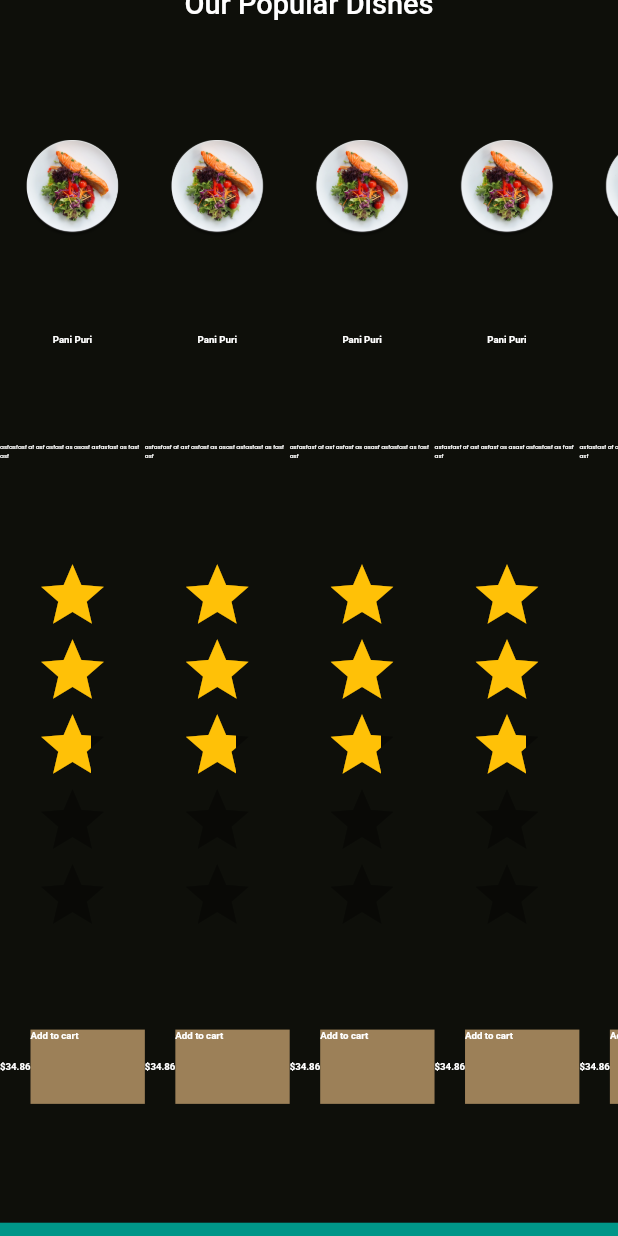
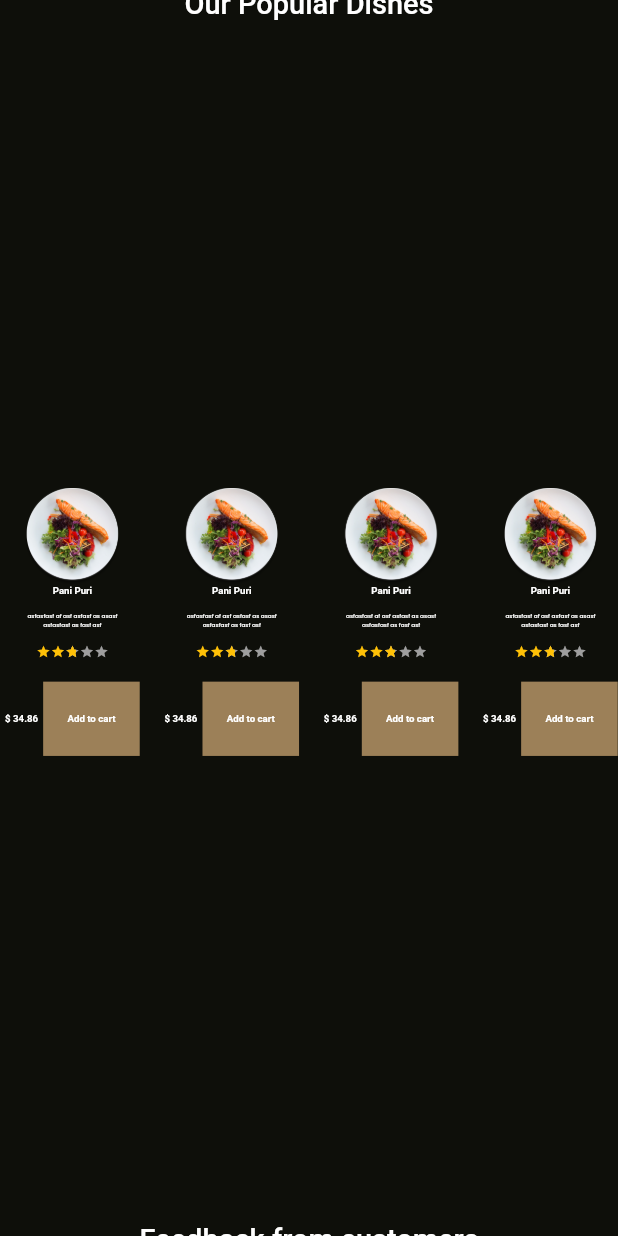
Before and after one commit to nishan-rasheed/restaurent_web, a Flutter app: the screen it shows after launch, scrolled down 1728 dp, on a phone screen of 412 x 824 dp. Run offline on Flutter 3.47's test engine with Material 2 defaults, Android fonts, the light colour scheme and no system bars; drawn by our look-alikes of flutter_animate, flutter_rating_bar; our stand-ins replace flutter_screenutil, flutter_svg, google_fonts.

Commit message:
new pagr

```diff
--- a/lib/modules/dash_view/view/screens/dash_screen.dart
+++ b/lib/modules/dash_view/view/screens/dash_screen.dart
@@ -1,6 +1,7 @@
 import 'package:flutter/gestures.dart';
 import 'package:flutter/material.dart';
 import 'package:google_fonts/google_fonts.dart';
+import 'package:restaurent_web/modules/feedback/view/screens/feedback_screen.dart';
 import 'package:restaurent_web/modules/home/view/screens/home_screen.dart';
 import 'package:restaurent_web/modules/products_view/view/screens/products_screen.dart';
 import 'package:restaurent_web/modules/services/view/screens/services_screen.dart';
@@ -28,7 +29,7 @@ class DashScreens extends StatelessWidget {
           HomeScreen(controller: pageController,),
           const ServicesScreen(),
           const ProductScreen(),
-          Container(height: maxHeight,width: maxWidth,color: Colors.teal,),
+          FeedBackScreen(),
         ],
       )
     );
--- /dev/null
+++ b/lib/modules/feedback/controller/controller.dart
@@ -0,0 +1 @@
+//
--- /dev/null
+++ b/lib/modules/feedback/model/model.dart
@@ -0,0 +1 @@
+//
--- /dev/null
+++ b/lib/modules/feedback/view/screens/feedback_screen.dart
@@ -0,0 +1,36 @@
+import 'package:flutter/material.dart';
+import 'package:flutter_screenutil/flutter_screenutil.dart';
+import 'package:flutter_svg/flutter_svg.dart';
+import 'package:restaurent_web/utils/constants/app_assets.dart';
+import 'package:restaurent_web/utils/constants/app_icons.dart';
+import 'package:restaurent_web/utils/constants/app_styles.dart';
+import 'package:restaurent_web/utils/constants/common_text.dart';
+
+class FeedBackScreen extends StatelessWidget {
+  const FeedBackScreen({Key? key}) : super(key: key);
+
+  @override
+  Widget build(BuildContext context) {
+    return Scaffold(
+      body: Column(
+        children: [
+          CommonText(text: 'Feedback from customers',
+          textStyle: AppStyles.stHeading,),
+          Expanded(
+            child: Center(
+              child: Row(
+                children: [
+                  Image.asset(AppAssets.dpImage,
+                  height: 150.h,width: 150.h,
+                  fit: BoxFit.cover,
+                  ),
+
+                  SvgPicture.asset(AppIcons.splashBox)
+                ],
+              ),
+            ))
+        ],
+      ),
+    );
+  }
+}
--- a/lib/modules/home/view/screens/home_screen.dart
+++ b/lib/modules/home/view/screens/home_screen.dart
@@ -20,7 +20,7 @@ class HomeScreen extends StatelessWidget {
       Container(
 
         padding:  EdgeInsets.symmetric(horizontal: 50.w,vertical: 50.h),
-        decoration: BoxDecoration(
+        decoration:const BoxDecoration(
           image: DecorationImage(image: AssetImage(AppAssets.backgroundImage),
           fit: BoxFit.cover
           )
@@ -36,10 +36,20 @@ class HomeScreen extends StatelessWidget {
                   child: CommonText(text: 'Home',
                   textStyle: AppStyles.st12500,),
                 ),
-                CommonText(text: 'Services',
-                textStyle: AppStyles.st12500,),
-                CommonText(text: 'Dishes',
-                textStyle: AppStyles.st12500,),
+                InkWell(
+                  onTap: () {
+                  controller?.animateToPage(1, duration:const Duration(milliseconds: 600), curve: Curves.easeIn);
+                  },
+                  child: CommonText(text: 'Services',
+                  textStyle: AppStyles.st12500,),
+                ),
+                InkWell(
+                  onTap: () {
+                    controller?.animateToPage(2, duration:const Duration(milliseconds: 600), curve: Curves.easeIn);
+                  },
+                  child: CommonText(text: 'Dishes',
+                  textStyle: AppStyles.st12500,),
+                ),
                 CommonText(text: 'Feedbacks',
                 textStyle: AppStyles.st12500,),
               ],
--- a/lib/modules/products_view/view/screens/products_screen.dart
+++ b/lib/modules/products_view/view/screens/products_screen.dart
@@ -1,8 +1,10 @@
 import 'package:flutter/material.dart';
+import 'package:flutter_animate/flutter_animate.dart';
 import 'package:flutter_rating_bar/flutter_rating_bar.dart';
 import 'package:flutter_screenutil/flutter_screenutil.dart';
 import 'package:restaurent_web/utils/constants/app_assets.dart';
 import 'package:restaurent_web/utils/constants/app_color.dart';
+import 'package:restaurent_web/utils/constants/app_spaces.dart';
 
 import '../../../../utils/constants/app_styles.dart';
 import '../../../../utils/constants/common_text.dart';
@@ -19,54 +21,58 @@ class ProductScreen extends StatelessWidget {
           textStyle: AppStyles.stHeading,),
 
           Expanded(
-            child: SizedBox(width: 1.sw,
             child: ListView.separated(
-                padding: EdgeInsets.symmetric(vertical: 80.h),
               shrinkWrap: true,
               physics: ScrollPhysics(),
               scrollDirection: Axis.horizontal,
               itemCount: 10,
               separatorBuilder: (BuildContext context, int index) {
-                  return SizedBox();
+                return SizedBox(width: 30.w,);
               },
               itemBuilder: (BuildContext context, int index) {
-                  return SizedBox(width: 300.w,
-                    child: Column(mainAxisAlignment: MainAxisAlignment.spaceBetween,
+                return SizedBox(
+                  width: 300.w,
+                  child: Column(mainAxisSize: MainAxisSize.min,
+                    mainAxisAlignment: MainAxisAlignment.center,
                     children: [
-                        Container(
-                          child: Image.asset(AppAssets.food2Image,
-                          width: 200.w,),
-                        ),
+                      Image.asset(AppAssets.food2Image,
+                      width: 200.w,).animate().flipH(duration: 1000.ms,),
                       CommonText(text: 'Pani Puri',
                       textStyle: AppStyles.st20600,),
-                        CommonText(text: 'asfasfasf af asf asfasf as asasf asfasfasf as fasf asf ',
+                      cm10Height,
+                      SizedBox(width: 200.w,
+                        child: CommonText(text: 'asfasfasf af asf asfasf as asasf asfasfasf as fasf asf ',
                         textStyle: AppStyles.st12500,),
-
+                      ),
+                      cm10Height,
                       RatingBarIndicator(
+                        unratedColor: Colors.grey,
                         rating: 2.75,
                         itemBuilder: (context, index) =>
-                           Icon(
+                        const Icon(
                             Icons.star,
                             color: Colors.amber,
                         ),
                         itemCount: 5,
-                          itemSize: 50.0,
+                        itemSize: 30.r,
                         direction: Axis.horizontal,
                     ),
 
+                    cm15Height,
 
-                        Row(
+                      Row(mainAxisAlignment: MainAxisAlignment.spaceEvenly,
                         children: [
-                            CommonText(text: '\$34.86',
+                          CommonText(text: '\$ 34.86',
                           textStyle: AppStyles.st20600,),
 
-                            Expanded(
-                              child: Container(
+                          // cm10Width,
+
+                          Container(
+                            alignment: Alignment.center,
                             color: AppColor.secondoryBgColor,
-                                height: 50.h,
+                            height: 50.h,width: 200.w,
                             child: CommonText(text: 'Add to cart',
                             textStyle: AppStyles.st20600,),
-                              ),
                           )
                         ],
                       )
@@ -76,7 +82,6 @@ class ProductScreen extends StatelessWidget {
               },
             ),
           ),
-          ),
         ],
       ),
     );
--- a/lib/utils/constants/app_assets.dart
+++ b/lib/utils/constants/app_assets.dart
@@ -8,4 +8,5 @@ class AppAssets{
   static const food3Image = 'assets/images/foods3.png';
   static const food4Image = 'assets/images/foods4.png';
   static const food5Image = 'assets/images/foods5.png';
+  static const dpImage = 'assets/images/dp1.jpg';
 }
--- a/lib/utils/constants/common_text.dart
+++ b/lib/utils/constants/common_text.dart
@@ -4,7 +4,7 @@ class CommonText extends StatelessWidget {
   const CommonText({Key? key,
   required this.text,
   this.maxlines,
-  this.textAlign,
+  this.textAlign= TextAlign.center,
   this.textStyle}) : super(key: key);
 
 
```
Also changed, not shown: lib/modules/feedback/view/widgets/widget.dart (added). Lines whose indentation alone changed are shown as unchanged.
